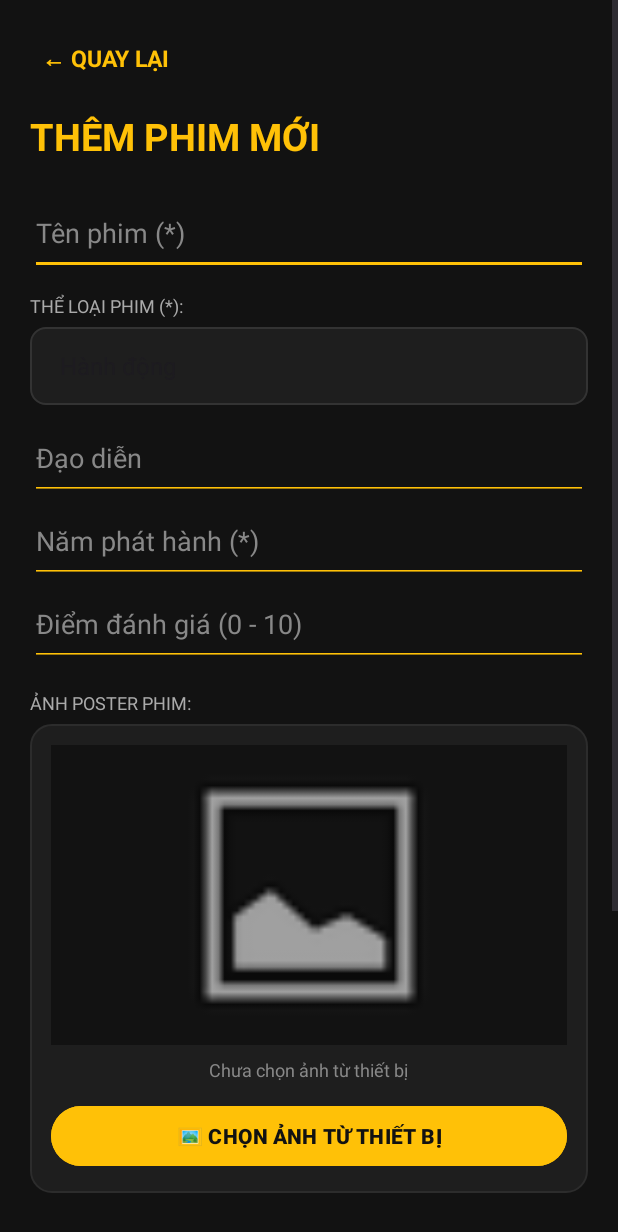
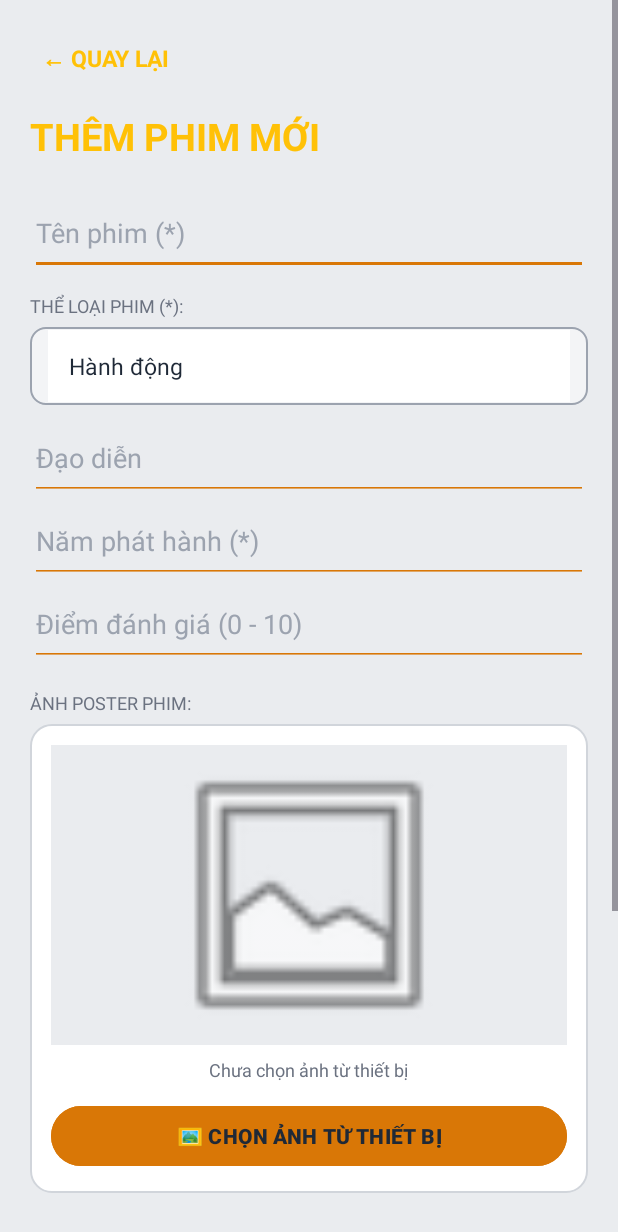
Before and after one commit to Taydiptria/quan-li-phim, an Android app: the AddMovieActivity screen opened directly, with no data from a screen before it, on a phone screen of 412 x 824 dp. Shown: the top 1232 px of the screen. Run offline under Robolectric (Android 15) with nearby library versions, the phone set to English and light mode, and no system bars; our stand-ins replace Room's generated code.

Commit message:
Sáng tối

```diff
--- a/app/src/main/java/com/example/quanliphim/AddMovieActivity.java
+++ b/app/src/main/java/com/example/quanliphim/AddMovieActivity.java
@@ -126,10 +126,10 @@ public class AddMovieActivity extends AppCompatActivity {
     private void setupGenreSpinner() {
         ArrayAdapter<String> adapter = new ArrayAdapter<>(
                 this,
-                android.R.layout.simple_spinner_item,
+                R.layout.item_spinner_theme,
                 genreOptions
         );
-        adapter.setDropDownViewResource(android.R.layout.simple_spinner_dropdown_item);
+        adapter.setDropDownViewResource(R.layout.item_spinner_theme);
         spinnerGenre.setAdapter(adapter);
     }
 
--- a/app/src/main/java/com/example/quanliphim/ProfileActivity.java
+++ b/app/src/main/java/com/example/quanliphim/ProfileActivity.java
@@ -130,10 +130,10 @@ public class ProfileActivity extends AppCompatActivity {
     private void setupGenreSpinner() {
         ArrayAdapter<String> adapter = new ArrayAdapter<>(
                 this,
-                android.R.layout.simple_spinner_item,
+                R.layout.item_spinner_theme,
                 genreOptions
         );
-        adapter.setDropDownViewResource(android.R.layout.simple_spinner_dropdown_item);
+        adapter.setDropDownViewResource(R.layout.item_spinner_theme);
         spinnerProfileFavGenre.setAdapter(adapter);
     }
 
--- a/app/src/main/java/com/example/quanliphim/SearchActivity.java
+++ b/app/src/main/java/com/example/quanliphim/SearchActivity.java
@@ -83,8 +83,8 @@ public class SearchActivity extends AppCompatActivity {
         String[] defaultGenres = {"Tất cả", "Hành động", "Tình cảm", "Hài hước", "Kinh dị", "Viễn tưởng", "Hoạt hình", "Tâm lý", "Phiêu lưu", "Võ thuật", "Tài liệu", "Gia đình"};
         genreList.addAll(Arrays.asList(defaultGenres));
 
-        spinnerAdapter = new ArrayAdapter<>(this, android.R.layout.simple_spinner_item, genreList);
-        spinnerAdapter.setDropDownViewResource(android.R.layout.simple_spinner_dropdown_item);
+        spinnerAdapter = new ArrayAdapter<>(this, R.layout.item_spinner_theme, genreList);
+        spinnerAdapter.setDropDownViewResource(R.layout.item_spinner_theme);
         spinnerGenre.setAdapter(spinnerAdapter);
 
         spinnerGenre.setOnItemSelectedListener(new AdapterView.OnItemSelectedListener() {
--- a/app/src/main/res/drawable/bg_card.xml
+++ b/app/src/main/res/drawable/bg_card.xml
@@ -1,8 +1,8 @@
 <?xml version="1.0" encoding="utf-8"?>
 <shape xmlns:android="http://schemas.android.com/apk/res/android">
-    <solid android:color="#1E1E1E"/>
+    <solid android:color="@color/bg_card"/>
     <corners android:radius="14dp"/>
     <stroke
         android:width="1dp"
-        android:color="#2C2C2C"/>
+        android:color="@color/bg_card_stroke"/>
 </shape>
--- a/app/src/main/res/drawable/bg_card_gold.xml
+++ b/app/src/main/res/drawable/bg_card_gold.xml
@@ -1,8 +1,8 @@
 <?xml version="1.0" encoding="utf-8"?>
 <shape xmlns:android="http://schemas.android.com/apk/res/android">
-    <solid android:color="#1A1813"/>
+    <solid android:color="@color/bg_card_gold"/>
     <corners android:radius="14dp"/>
     <stroke
         android:width="1dp"
-        android:color="#FFC107"/>
+        android:color="@color/accent_gold"/>
 </shape>
--- a/app/src/main/res/drawable/bg_edittext.xml
+++ b/app/src/main/res/drawable/bg_edittext.xml
@@ -1,8 +1,8 @@
 <?xml version="1.0" encoding="utf-8"?>
 <shape xmlns:android="http://schemas.android.com/apk/res/android">
-    <solid android:color="#1E1E1E"/>
+    <solid android:color="@color/bg_edittext"/>
     <corners android:radius="10dp"/>
     <stroke
         android:width="1dp"
-        android:color="#333333"/>
+        android:color="@color/edittext_stroke"/>
 </shape>
--- a/app/src/main/res/drawable/bg_movie_item.xml
+++ b/app/src/main/res/drawable/bg_movie_item.xml
@@ -1,8 +1,8 @@
 <?xml version="1.0" encoding="utf-8"?>
 <shape xmlns:android="http://schemas.android.com/apk/res/android">
-    <solid android:color="#1E1E1E"/>
+    <solid android:color="@color/bg_card"/>
     <corners android:radius="14dp"/>
     <stroke
         android:width="1dp"
-        android:color="#333333"/>
+        android:color="@color/bg_card_stroke"/>
 </shape>
--- a/app/src/main/res/layout/activity_add_movie.xml
+++ b/app/src/main/res/layout/activity_add_movie.xml
@@ -3,7 +3,7 @@
     xmlns:app="http://schemas.android.com/apk/res-auto"
     android:layout_width="match_parent"
     android:layout_height="match_parent"
-    android:background="#121212"
+    android:background="@color/bg_main"
     android:fillViewport="true">
 
     <LinearLayout
@@ -38,9 +38,9 @@
             android:layout_width="match_parent"
             android:layout_height="55dp"
             android:hint="Tên phim (*)"
-            android:textColor="#FFFFFF"
-            android:textColorHint="#888888"
-            android:backgroundTint="#FFC107"
+            android:textColor="@color/text_primary"
+            android:textColorHint="@color/text_hint"
+            android:backgroundTint="@color/accent_gold"
             android:inputType="text|textAutoCorrect"
             android:maxLines="1"/>
 
@@ -49,7 +49,7 @@
             android:layout_width="wrap_content"
             android:layout_height="wrap_content"
             android:text="THỂ LOẠI PHIM (*):"
-            android:textColor="#AAAAAA"
+            android:textColor="@color/text_sub"
             android:textSize="12sp"
             android:layout_marginTop="12dp"/>
 
@@ -60,16 +60,16 @@
             android:layout_marginTop="6dp"
             android:background="@drawable/bg_edittext"
             android:paddingHorizontal="12dp"
-            android:popupBackground="#1E1E1E"/>
+            android:popupBackground="@color/bg_card"/>
 
         <EditText
             android:id="@+id/edtDirector"
             android:layout_width="match_parent"
             android:layout_height="55dp"
             android:hint="Đạo diễn"
-            android:textColor="#FFFFFF"
-            android:textColorHint="#888888"
-            android:backgroundTint="#FFC107"
+            android:textColor="@color/text_primary"
+            android:textColorHint="@color/text_hint"
+            android:backgroundTint="@color/accent_gold"
             android:inputType="text|textAutoCorrect"
             android:maxLines="1"
             android:layout_marginTop="8dp"/>
@@ -79,9 +79,9 @@
             android:layout_width="match_parent"
             android:layout_height="55dp"
             android:hint="Năm phát hành (*)"
-            android:textColor="#FFFFFF"
-            android:textColorHint="#888888"
-            android:backgroundTint="#FFC107"
+            android:textColor="@color/text_primary"
+            android:textColorHint="@color/text_hint"
+            android:backgroundTint="@color/accent_gold"
             android:inputType="number"
             android:maxLines="1"/>
 
@@ -90,9 +90,9 @@
             android:layout_width="match_parent"
             android:layout_height="55dp"
             android:hint="Điểm đánh giá (0 - 10)"
-            android:textColor="#FFFFFF"
-            android:textColorHint="#888888"
-            android:backgroundTint="#FFC107"
+            android:textColor="@color/text_primary"
+            android:textColorHint="@color/text_hint"
+            android:backgroundTint="@color/accent_gold"
             android:inputType="numberDecimal"
             android:maxLines="1"/>
 
@@ -101,7 +101,7 @@
             android:layout_width="wrap_content"
             android:layout_height="wrap_content"
             android:text="ẢNH POSTER PHIM:"
-            android:textColor="#AAAAAA"
+            android:textColor="@color/text_sub"
             android:textSize="12sp"
             android:layout_marginTop="16dp"/>
 
@@ -121,7 +121,7 @@
                 android:layout_height="200dp"
                 android:scaleType="fitCenter"
                 android:src="@android:drawable/ic_menu_gallery"
-                android:background="#121212"
+                android:background="@color/bg_main"
                 android:contentDescription="Poster xem trước"/>
 
             <TextView
@@ -129,7 +129,7 @@
                 android:layout_width="wrap_content"
                 android:layout_height="wrap_content"
                 android:text="Chưa chọn ảnh từ thiết bị"
-                android:textColor="#888888"
+                android:textColor="@color/text_sub"
                 android:textSize="12sp"
                 android:layout_marginTop="8dp"/>
 
@@ -145,16 +145,16 @@
                     android:layout_height="48dp"
                     android:layout_weight="1"
                     android:text="🖼 CHỌN ẢNH TỪ THIẾT BỊ"
-                    android:textColor="#121212"
+                    android:textColor="@color/text_on_accent"
                     android:textStyle="bold"
-                    android:backgroundTint="#FFC107"/>
+                    android:backgroundTint="@color/accent_gold"/>
 
                 <Button
                     android:id="@+id/btnRemovePoster"
                     android:layout_width="wrap_content"
                     android:layout_height="48dp"
                     android:text="XÓA ẢNH"
-                    android:textColor="#FFFFFF"
+                    android:textColor="@color/text_primary"
                     android:backgroundTint="#E53935"
                     android:layout_marginStart="8dp"
                     android:visibility="gone"/>
@@ -166,9 +166,9 @@
             android:layout_width="match_parent"
             android:layout_height="100dp"
             android:hint="Mô tả nội dung phim"
-            android:textColor="#FFFFFF"
-            android:textColorHint="#888888"
-            android:backgroundTint="#FFC107"
+            android:textColor="@color/text_primary"
+            android:textColorHint="@color/text_hint"
+            android:backgroundTint="@color/accent_gold"
             android:gravity="top"
             android:padding="12dp"
             android:inputType="textMultiLine|textAutoCorrect"/>
@@ -178,9 +178,9 @@
             android:layout_width="match_parent"
             android:layout_height="100dp"
             android:hint="Nhận xét cá nhân về bộ phim"
-            android:textColor="#FFFFFF"
-            android:textColorHint="#888888"
-            android:backgroundTint="#FFC107"
+            android:textColor="@color/text_primary"
+            android:textColorHint="@color/text_hint"
+            android:backgroundTint="@color/accent_gold"
             android:gravity="top"
             android:padding="12dp"
             android:inputType="textMultiLine|textAutoCorrect"
@@ -191,9 +191,9 @@
             android:layout_width="match_parent"
             android:layout_height="55dp"
             android:text="LƯU PHIM"
-            android:textColor="#121212"
+            android:textColor="@color/text_on_accent"
             android:textStyle="bold"
-            android:backgroundTint="#FFC107"
+            android:backgroundTint="@color/accent_gold"
             android:layout_marginTop="25dp"/>
 
     </LinearLayout>
--- a/app/src/main/res/layout/activity_main.xml
+++ b/app/src/main/res/layout/activity_main.xml
@@ -293,7 +293,7 @@
                 android:layout_height="wrap_content"
                 android:layout_weight="1"
                 android:text="📊 Thống kê"
-                android:textColor="#FFFFFF"
+                android:textColor="@color/text_primary"
                 android:textSize="13sp"
                 android:textStyle="bold"
                 android:gravity="center"
@@ -311,7 +311,7 @@
                 android:layout_height="wrap_content"
                 android:layout_weight="1"
                 android:text="♥ Yêu thích"
-                android:textColor="#FFFFFF"
+                android:textColor="@color/text_primary"
                 android:textSize="13sp"
                 android:textStyle="bold"
                 android:gravity="center"
@@ -329,7 +329,7 @@
                 android:layout_height="wrap_content"
                 android:layout_weight="1"
                 android:text="✔ Đã xem"
-                android:textColor="#FFFFFF"
+                android:textColor="@color/text_primary"
                 android:textSize="13sp"
                 android:textStyle="bold"
                 android:gravity="center"
--- a/app/src/main/res/layout/dialog_rating_review.xml
+++ b/app/src/main/res/layout/dialog_rating_review.xml
@@ -133,7 +133,7 @@
             android:layout_height="48dp"
             android:layout_weight="1"
             android:text="LƯU ĐÁNH GIÁ"
-            android:textColor="#121212"
+            android:textColor="@color/text_on_accent"
             android:textStyle="bold"
             android:backgroundTint="@color/accent_gold"
             android:layout_marginStart="8dp"/>
--- /dev/null
+++ b/app/src/main/res/layout/item_spinner_theme.xml
@@ -0,0 +1,10 @@
+<?xml version="1.0" encoding="utf-8"?>
+<TextView xmlns:android="http://schemas.android.com/apk/res/android"
+    android:layout_width="match_parent"
+    android:layout_height="wrap_content"
+    android:background="@color/bg_card"
+    android:gravity="center_vertical"
+    android:minHeight="48dp"
+    android:paddingHorizontal="14dp"
+    android:textColor="@color/text_primary"
+    android:textSize="15sp" />
--- a/app/src/main/res/layout/item_stat_bar.xml
+++ b/app/src/main/res/layout/item_stat_bar.xml
@@ -16,7 +16,7 @@
             android:layout_height="wrap_content"
             android:layout_weight="1"
             android:text="Thể loại"
-            android:textColor="#FFFFFF"
+            android:textColor="@color/text_primary"
             android:textSize="14sp"
             android:textStyle="bold"/>
 
--- a/app/src/main/res/values-night/colors.xml
+++ b/app/src/main/res/values-night/colors.xml
@@ -16,6 +16,7 @@
     <color name="text_secondary">#E2E8F0</color>
     <color name="text_sub">#94A3B8</color>
     <color name="text_hint">#64748B</color>
+    <color name="text_on_accent">#1F2937</color>
 
     <color name="accent_gold">#FFC107</color>
     <color name="accent_gold_bright">#FFC107</color>
--- a/app/src/main/res/values/colors.xml
+++ b/app/src/main/res/values/colors.xml
@@ -16,6 +16,7 @@
     <color name="text_secondary">#4B5563</color> <!-- Chữ mô tả nội dung -->
     <color name="text_sub">#6B7280</color> <!-- Chữ phụ, ngày tháng, đếm số -->
     <color name="text_hint">#9CA3AF</color> <!-- Chữ gợi ý nhập liệu -->
+    <color name="text_on_accent">#1F2937</color>
 
     <color name="accent_gold">#D97706</color> <!-- Màu điểm nhấn Vàng Cam -->
     <color name="accent_gold_bright">#F59E0B</color>
```
Also changed, not shown: app/src/main/res/layout/activity_favorite.xml (+6 -6 lines), app/src/main/res/layout/activity_movie_detail.xml (+16 -16 lines), app/src/main/res/layout/activity_profile.xml (+22 -22 lines), app/src/main/res/layout/activity_statistics.xml (+11 -11 lines), app/src/main/res/layout/activity_watched.xml (+6 -6 lines).
